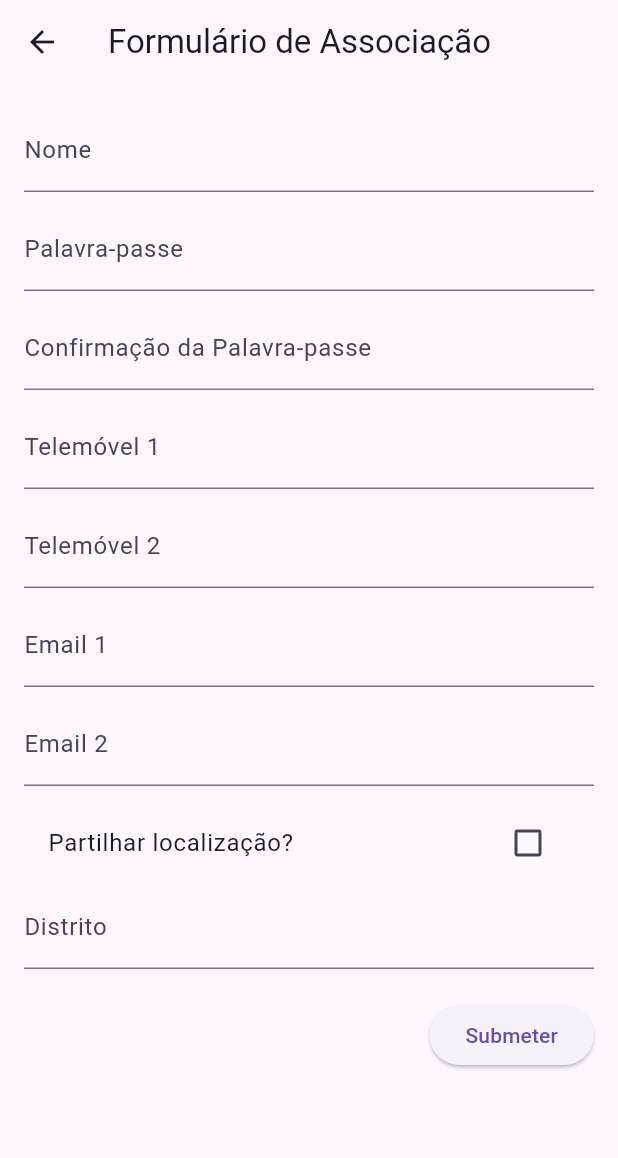
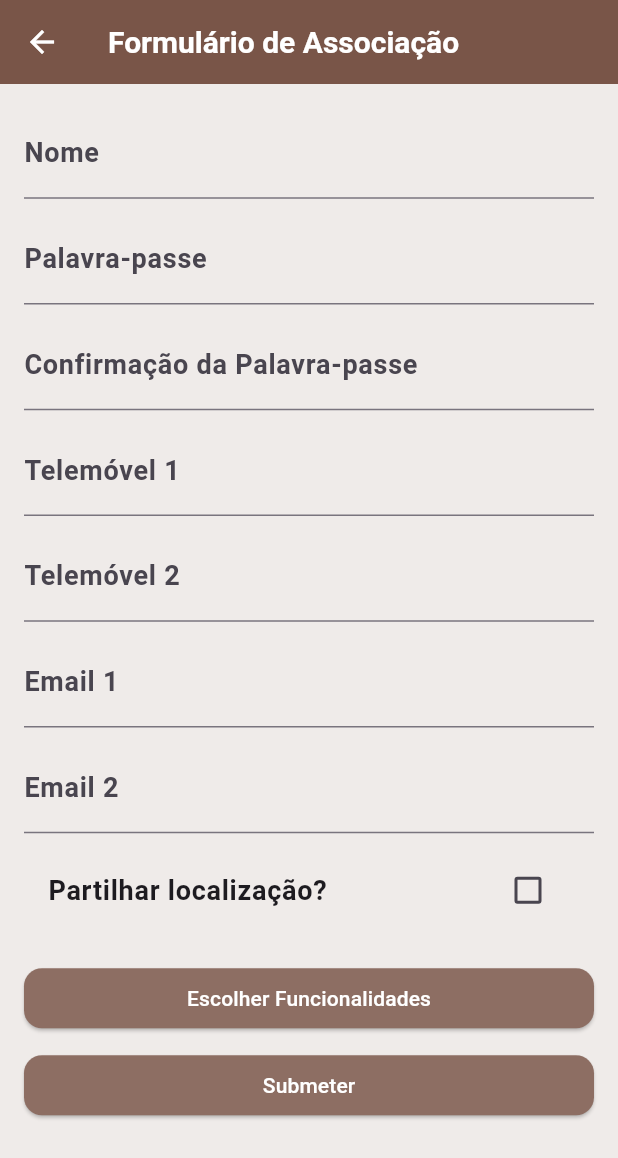
Before and after one commit to DEISI-ULHT-TFC-2024-25/TFC-Aluno2116-PetMatch, a Flutter app: the CriarAssociacao screen opened directly, on a phone screen of 412 x 824 dp. Shown: the top 1158 px of the screen. Run offline on Flutter 3.47's test engine with Material 3 defaults, Android fonts, the phone set to English and light mode, and no system bars; our stand-ins replace cloud_firestore, firebase_auth, firebase_core, google_maps_flutter; accounts and stored records are empty; generated files the repository leaves out were written again.

Commit message:
correções no criar associação para escolher preferencias, criação geral do tema, atualizações gerais do flutter

```diff
--- a/lib/main.dart
+++ b/lib/main.dart
@@ -5,6 +5,8 @@ import 'package:provider/provider.dart';
 import 'package:tinder_para_caes/screens/loginScreen.dart';
 import 'package:tinder_para_caes/firebaseLogic/utilizadorProvider.dart';
 import 'package:tinder_para_caes/firebaseLogic/associacaoProvider.dart';
+import 'package:tinder_para_caes/theme/theme.dart'; // Import the theme
+
 
 void main() async {
   WidgetsFlutterBinding.ensureInitialized();
@@ -29,7 +31,9 @@ class MyApp extends StatelessWidget {
       child: MaterialApp(
         debugShowCheckedModeBanner: false,
         title: 'Minha App',
-        theme: ThemeData(primarySwatch: Colors.blue),
+        theme: lightTheme, // Light theme
+        darkTheme: darkTheme, // Dark theme
+        themeMode: ThemeMode.system, // Automatically follow system theme
         home: LoginScreen(),
       ),
     );
--- a/lib/models/utilizador.dart
+++ b/lib/models/utilizador.dart
@@ -103,11 +103,11 @@ class Utilizador {
     static final Utilizador user = Utilizador(
         uid: "123456", //
         nif: 1234567,
-        fullName: "Pedro Alves",
+        fullName: "Batata",
         cellphone: " ",
         isAdult: true,
         gender: "Masculino",
-        email: "pedro.alves@ulusofona.pt",
+        email: "batata@ulusofona.pt",
         address: "Campo Grande 376",
         local: "Lisboa",
         zipCode: "123456-123",
--- a/lib/screens/criarAssociacao.dart
+++ b/lib/screens/criarAssociacao.dart
@@ -5,6 +5,7 @@ import 'package:tinder_para_caes/models/associacao.dart';
 import 'package:tinder_para_caes/firebaseLogic/authenticationService.dart';
 import 'package:provider/provider.dart';
 import 'package:tinder_para_caes/firebaseLogic/associacaoProvider.dart';
+import '../models/funcionalidades.dart' show Funcionalidades;
 
 class CriarAssociacao extends StatefulWidget {
   const CriarAssociacao({super.key});
@@ -16,7 +17,6 @@ class CriarAssociacao extends StatefulWidget {
 class _CriarAssociacaoFormScreenState extends State<CriarAssociacao> {
   bool shareLocation = false;
   final Authenticationservice authService = Authenticationservice();
-
   final TextEditingController nomeController = TextEditingController();
   final TextEditingController email1Controller = TextEditingController();
   final TextEditingController email2Controller = TextEditingController();
@@ -27,6 +27,63 @@ class _CriarAssociacaoFormScreenState extends State<CriarAssociacao> {
   final TextEditingController moradaController = TextEditingController();
   final TextEditingController distritoController = TextEditingController();
 
+
+  List<Funcionalidades> funcionalidadesSelecionadas = [];
+
+  void _mostrarPopUpFuncionalidades() async {
+    List<Funcionalidades> selecionadasTemp = List.from(funcionalidadesSelecionadas);
+
+    bool? resultado = await showDialog(
+      context: context,
+      builder: (BuildContext context) {
+        return AlertDialog(
+          title: const Text("Escolha as Funcionalidades que deseja que as pessoas possam realizar"),
+          content: Container(
+            width: MediaQuery.of(context).size.width * 0.9, // Ocupa quase a tela toda
+            height: MediaQuery.of(context).size.height * 0.7,
+            child: ListView(
+              children: Funcionalidades.values.map((func) {
+                return CheckboxListTile(
+                  title: Text(func.toString().split('.').last),
+                  value: selecionadasTemp.contains(func),
+                  onChanged: (bool? value) {
+                    setState(() {
+                      if (value == true) {
+                        selecionadasTemp.add(func);
+                      } else {
+                        selecionadasTemp.remove(func);
+                      }
+                    });
+                  },
+                );
+              }).toList(),
+            ),
+          ),
+          actions: [
+            TextButton(
+              onPressed: () {
+                Navigator.pop(context, false);
+              },
+              child: const Text("Cancelar"),
+            ),
+            TextButton(
+              onPressed: () {
+                funcionalidadesSelecionadas = selecionadasTemp;
+                MaterialPageRoute(
+                    builder: (context) => const AssociacaoHomeScreen(),
+                );;
+              },
+              child: const Text("Confirmar"),
+            ),
+          ],
+        );
+      },
+    );
+
+    if (resultado == true) {
+      setState(() {});
+    }
+  }
 
   void register() async {
     if (passwordController.text != confirmPasswordController.text) {
@@ -51,6 +108,9 @@ class _CriarAssociacaoFormScreenState extends State<CriarAssociacao> {
       "pedidos": [],
       "eventos": [],
       "necessidades": [],
+      "funcionalidades": funcionalidadesSelecionadas
+          .map((f) => f.toString().split('.').last)
+          .toList(),
     };
 
     var firebaseUser = await authService.registerAssociacao(
@@ -139,20 +199,22 @@ class _CriarAssociacaoFormScreenState extends State<CriarAssociacao> {
                 controller: moradaController,
                 decoration: const InputDecoration(labelText: 'Morada'),
               ),
-            ] else ...[
-              TextField(
+            TextField(
                 controller: distritoController,
                 decoration: const InputDecoration(labelText: 'Distrito'),
               ),
             ],
             const SizedBox(height: 20),
-            Align(
-              alignment: Alignment.bottomRight,
-              child: ElevatedButton(
-                onPressed: register,
-                child: const Text("Submeter"),
-              ),
+            ElevatedButton(
+            onPressed: _mostrarPopUpFuncionalidades,
+            child: const Text("Escolher Funcionalidades"),
             ),
+            const SizedBox(height: 10),
+            ElevatedButton(
+            onPressed: register,
+            child: const Text("Submeter"),
+            ),
+
           ],
         ),
       ),
--- /dev/null
+++ b/lib/theme/theme.dart
@@ -0,0 +1,49 @@
+import 'package:flutter/material.dart';
+
+// Light Theme (Brown & White)
+final ThemeData lightTheme = ThemeData(
+  brightness: Brightness.light,
+  primaryColor: Colors.brown[500],
+  scaffoldBackgroundColor: Colors.brown[50],
+  appBarTheme: AppBarTheme(
+    color: Colors.brown[500],
+    titleTextStyle: TextStyle(color: Colors.white, fontSize: 20, fontWeight: FontWeight.bold),
+    iconTheme: IconThemeData(color: Colors.white),
+  ),
+  textTheme: TextTheme(
+    bodyLarge: TextStyle(fontSize: 18, fontWeight: FontWeight.bold, color: Colors.brown[900]),
+    bodyMedium: TextStyle(fontSize: 16, color: Colors.brown[600]),
+    bodySmall: TextStyle(fontSize: 14, color: Colors.brown[400]),
+  ),
+  elevatedButtonTheme: ElevatedButtonThemeData(
+    style: ElevatedButton.styleFrom(
+      backgroundColor: Colors.brown[400],
+      foregroundColor: Colors.white,
+      shape: RoundedRectangleBorder(borderRadius: BorderRadius.circular(12)),
+    ),
+  ),
+);
+
+// Dark Theme (Dark Browns & Black)
+final ThemeData darkTheme = ThemeData(
+  brightness: Brightness.dark,
+  primaryColor: Colors.brown[900],
+  scaffoldBackgroundColor: Colors.black,
+  appBarTheme: AppBarTheme(
+    color: Colors.brown[900],
+    titleTextStyle: TextStyle(color: Colors.white, fontSize: 20, fontWeight: FontWeight.bold),
+    iconTheme: IconThemeData(color: Colors.white),
+  ),
+  textTheme: TextTheme(
+    bodyLarge: TextStyle(fontSize: 18, fontWeight: FontWeight.bold, color: Colors.white),
+    bodyMedium: TextStyle(fontSize: 16, color: Colors.white70),
+    bodySmall: TextStyle(fontSize: 14, color: Colors.grey),
+  ),
+  elevatedButtonTheme: ElevatedButtonThemeData(
+    style: ElevatedButton.styleFrom(
+      backgroundColor: Colors.brown[800],
+      foregroundColor: Colors.white,
+      shape: RoundedRectangleBorder(borderRadius: BorderRadius.circular(12)),
+    ),
+  ),
+);
```
Also changed, not shown: pubspec.lock.
